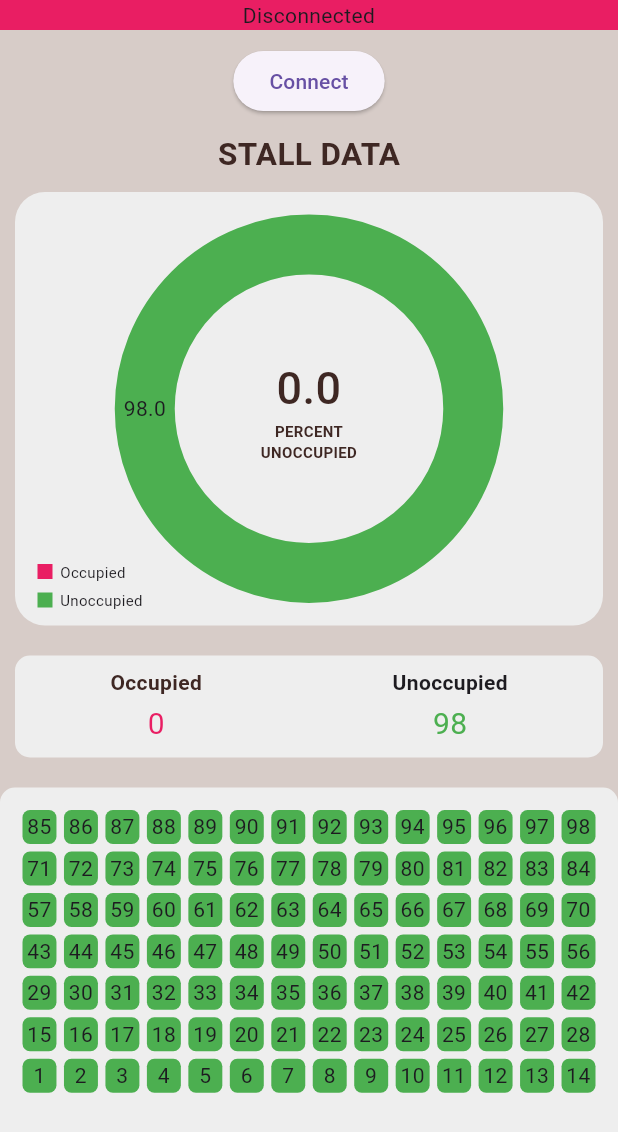
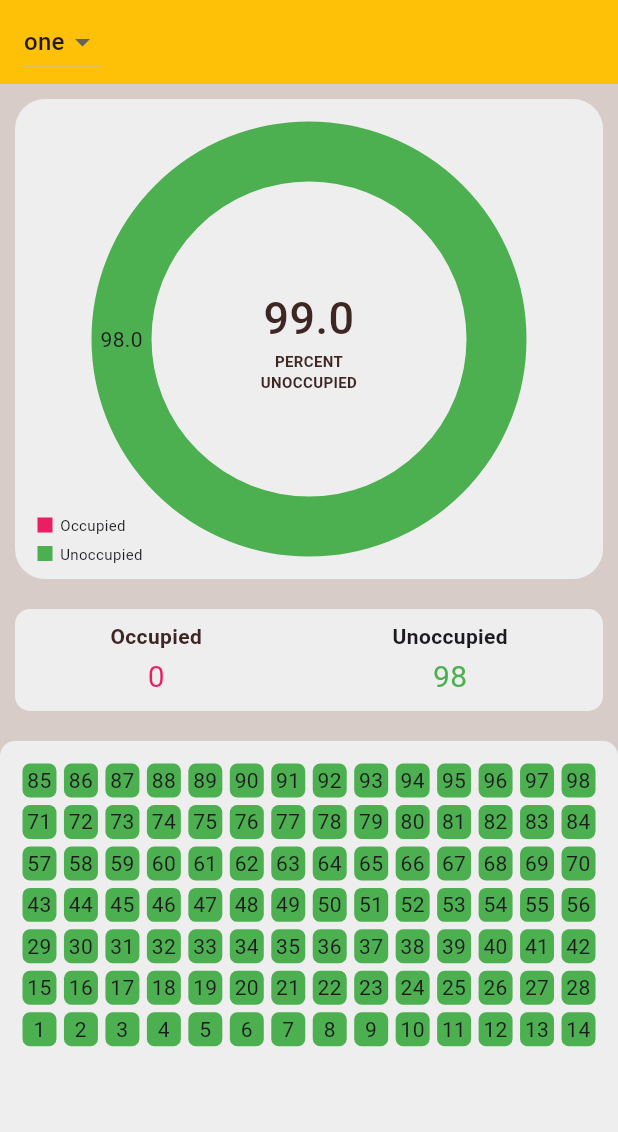
Before and after one commit to fyk-sen/eiu, a Flutter app: the screen it shows after launch, on a phone screen of 412 x 824 dp. Shown: the top 1132 px of the screen. Run offline on Flutter 3.47's test engine with Material 3 defaults, Android fonts, the phone set to English and light mode, and no system bars; drawn by our look-alikes of fl_chart; missing offline and left inert: mqtt_client.

Commit message:
auto mqtt conn

```diff
--- a/lib/screens/home.dart
+++ b/lib/screens/home.dart
@@ -27,6 +27,8 @@ class _HomeState extends State<Home> {
   List sub = List.generate(99, (index) => [0,'0']);
   final space = const SizedBox(height: 10.0);
 
+  String? _value ='one';
+
   @override
   void initState() {super.initState();}
 
@@ -36,23 +38,29 @@ class _HomeState extends State<Home> {
 
     currentAppState = appState;
 
+    Future(() async {if (currentAppState.getAppConnectionState == MQTTAppConnectionState.disconnected) {conn();}});
+
   return Scaffold(
+    appBar: AppBar(backgroundColor: connColor(currentAppState.getAppConnectionState),
+          title: DropdownButton<String>(
+          value: _value,
+          items: const <DropdownMenuItem<String>>[
+            DropdownMenuItem(
+              value: 'one',
+              child: Text('one'),
+
+            ),
+            DropdownMenuItem(
+              value: 'two',
+              child: Text('two'),
+
+            ),
+          ],
+          onChanged: (String? value) {setState(() => _value = value);},),),
       body: Column(
       mainAxisAlignment: MainAxisAlignment.center,
       crossAxisAlignment: CrossAxisAlignment.center,
       children: [
-        connState(connText(currentAppState.getAppConnectionState),
-            connColor(currentAppState.getAppConnectionState)),
-            space,
-        connBtn(currentAppState.getAppConnectionState, conn, disconn),
-        space,
-        Text(
-          'STALL DATA',
-          style: TextStyle(
-              color: Colors.brown[900],
-              fontSize: 21,
-              fontWeight: FontWeight.bold),
-        ),
         chart(currentAppState.getSubText, cell, id, value, sub, Storage.unocc, Storage.occ, percentage, round),
         stat(Storage.occ, Storage.unocc),
         grid(sub, context, space),
@@ -60,7 +68,7 @@ class _HomeState extends State<Home> {
     ));
   }
 
-  void conn() {
+  void conn(){
     manager = MQTT(
       // host: '192.168.0.101',
       host: 'broker.emqx.io',
@@ -69,6 +77,7 @@ class _HomeState extends State<Home> {
       state: currentAppState);
     manager.mqttInit();
     manager.connect();
+    return;
   }
 
   void disconn() {manager.disconnect();}
--- a/lib/widgets/conn.dart
+++ b/lib/widgets/conn.dart
@@ -11,11 +11,6 @@ Widget connState(String status, connColor) {
           child: Text(status, textAlign: TextAlign.center)),
 ),],));}
 
-Widget connBtn(MQTTAppConnectionState state, conn, disconn) {
-  return ElevatedButton(
-    onPressed: state == MQTTAppConnectionState.disconnected ? conn : disconn,
-    child: state == MQTTAppConnectionState.disconnected ? const Text('Connect') : const Text('Disconnect'),
-);}
 
 //There's probably a way to combine connText and connColor.
 
```
